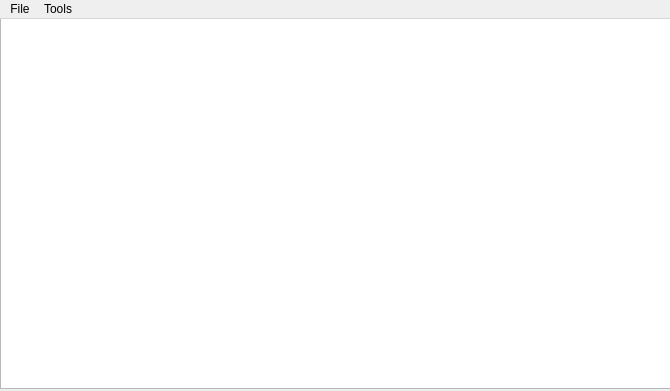
Toyz/IMVU-CFL-Reader, file interface/main.ui: the form before one commit.
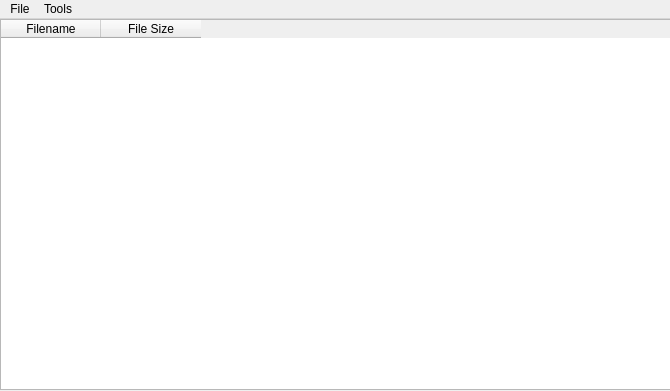
The form after the commit.

```diff
--- a/interface/main.ui
+++ b/interface/main.ui
@@ -20,18 +20,37 @@
    <bool>true</bool>
   </property>
   <widget class="QWidget" name="centralwidget">
-   <widget class="QListWidget" name="cflFilesList">
+   <widget class="QTableWidget" name="cflFilesList">
     <property name="geometry">
      <rect>
       <x>0</x>
-      <y>-1</y>
+      <y>0</y>
       <width>671</width>
       <height>371</height>
      </rect>
     </property>
-    <property name="resizeMode">
-     <enum>QListView::Fixed</enum>
+    <property name="selectionMode">
+     <enum>QAbstractItemView::SingleSelection</enum>
     </property>
+    <property name="textElideMode">
+     <enum>Qt::ElideNone</enum>
+    </property>
+    <property name="showGrid">
+     <bool>true</bool>
+    </property>
+    <attribute name="verticalHeaderVisible">
+     <bool>false</bool>
+    </attribute>
+    <column>
+     <property name="text">
+      <string>Filename</string>
+     </property>
+    </column>
+    <column>
+     <property name="text">
+      <string>File Size</string>
+     </property>
+    </column>
    </widget>
   </widget>
   <widget class="QMenuBar" name="menubar">
```
